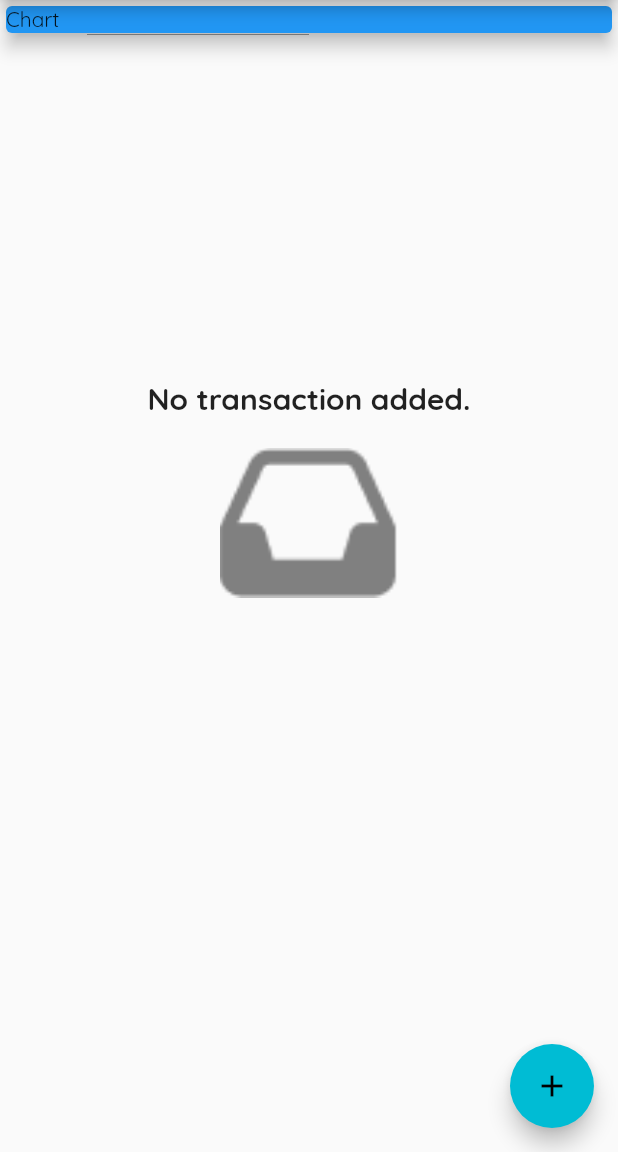
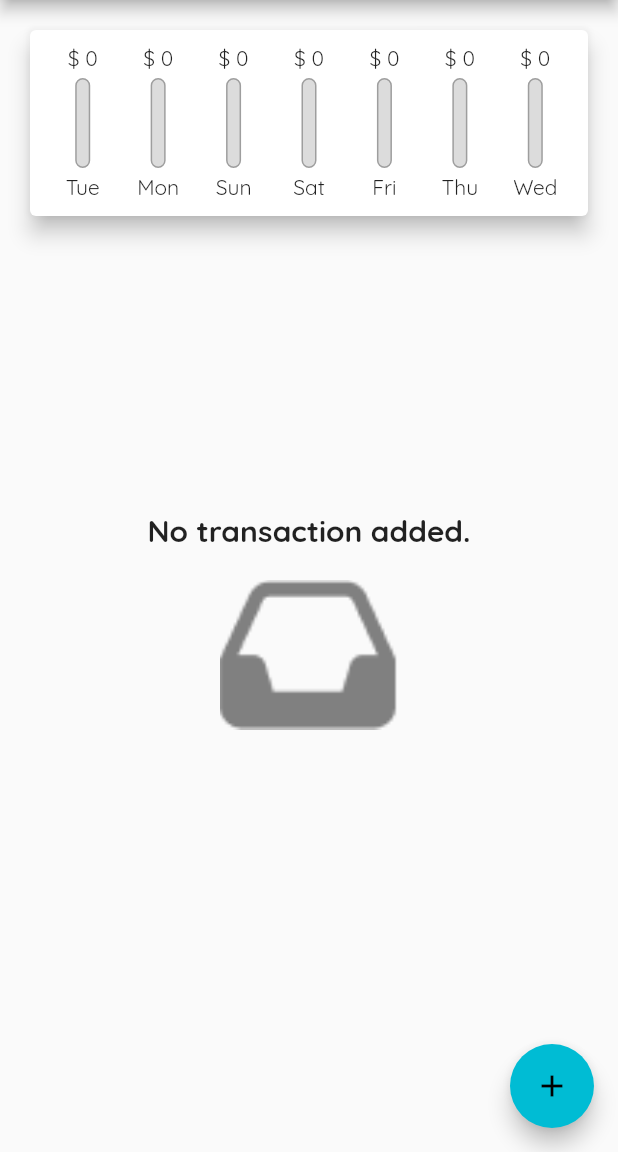
Before and after one commit to riadahmedzakir/flutter-expense-planner, a Flutter app: the screen it shows after launch, on a phone screen of 412 x 824 dp, the part 84-1236 px from its top. Run offline on Flutter 3.47's test engine with Material 2 defaults, Android fonts, the phone set to English and light mode, and no system bars.

Commit message:
Added chart

```diff
--- a/lib/widgets/home.dart
+++ b/lib/widgets/home.dart
@@ -10,9 +10,15 @@ class Home extends StatefulWidget {
 }
 
 class _HomeState extends State<Home> {
-  final List<Transaction> _transactions = [
+  final List<Transaction> _transactions = [];
 
-  ];
+  List<Transaction>? get _recentTranasctions {
+    var x = _transactions.where((tx) {
+      return tx.date.isAfter(DateTime.now().subtract(Duration(days: 7)));
+    });
+
+    return x.toList();
+  }
 
   void _addNewTransaction(String title, double amount) {
     final newTransaction = Transaction(
@@ -48,7 +54,7 @@ class _HomeState extends State<Home> {
         child: Column(
             mainAxisAlignment: MainAxisAlignment.start,
             children: <Widget>[
-              TransactionChart(),
+              TransactionChart(_recentTranasctions!),
               TransactionList(_transactions, _addNewTransaction)
             ]),
       ),
--- a/lib/widgets/transaction_chart.dart
+++ b/lib/widgets/transaction_chart.dart
@@ -1,14 +1,60 @@
 import 'package:flutter/material.dart';
+import 'package:flutter_expense_planner/models/transaction.dart';
+import 'package:flutter_expense_planner/widgets/transaction_chart_bar.dart';
+import 'package:intl/intl.dart';
 
 class TransactionChart extends StatelessWidget {
+  final List<Transaction> recentTransactions;
+
+  List<Map<String, Object>> get groupedTransactionValues {
+    return List.generate(7, (index) {
+      final weekDay = DateTime.now().subtract(Duration(days: index));
+      double totalSum = 0;
+
+      for (var i = 0; i < recentTransactions.length; i++) {
+        if (recentTransactions[i].date.day == weekDay.day &&
+            recentTransactions[i].date.month == weekDay.month &&
+            recentTransactions[i].date.year == weekDay.year) {
+          totalSum += recentTransactions[i].amount;
+        }
+      }
+
+      return {'day': DateFormat.E().format(weekDay), 'amount': totalSum};
+    });
+  }
+
+  double get maxSpending {
+    return groupedTransactionValues.fold(
+        0.0,
+        (previousValue, element) =>
+            previousValue + (element['amount'] as double));
+  }
+
+  TransactionChart(this.recentTransactions);
+
   @override
   Widget build(BuildContext context) {
-    return Container(
-        width: double.infinity,
-        child: const Card(
-          color: Colors.blue,
-          child: Text('Chart'),
-          elevation: 5,
-        ));
+    return Card(
+      elevation: 6,
+      margin: EdgeInsets.all(20),
+      child: Padding(
+        padding: EdgeInsets.all(10),
+        child: Row(
+          mainAxisAlignment: MainAxisAlignment.spaceAround,
+          children: groupedTransactionValues.map((data) {
+            return Flexible(
+              fit: FlexFit.tight,
+              child: TransactionChartBar(
+                data['day'] as String,
+                data['amount'] as double,
+                maxSpending == 0.0
+                    ? 0.0
+                    : (data['amount'] as double) / maxSpending,
+              ),
+            );
+          }).toList(),
+        ),
+      ),
+    );
   }
 }
--- /dev/null
+++ b/lib/widgets/transaction_chart_bar.dart
@@ -0,0 +1,51 @@
+// ignore_for_file: prefer_const_constructors
+
+import 'package:flutter/material.dart';
+
+class TransactionChartBar extends StatelessWidget {
+  final String label;
+  final double spendingAmount;
+  final double spendingTotal;
+
+  TransactionChartBar(this.label, this.spendingAmount, this.spendingTotal);
+
+  @override
+  Widget build(BuildContext context) {
+    return Column(
+      children: <Widget>[
+        FittedBox(
+          child: Text('\$ ${spendingAmount.toStringAsFixed(0)}'),
+        ),
+        SizedBox(
+          height: 4,
+        ),
+        Container(
+          height: 60,
+          width: 10,
+          child: Stack(
+            children: <Widget>[
+              Container(
+                decoration: BoxDecoration(
+                    border: Border.all(color: Colors.grey, width: 1.0),
+                    color: Color.fromRGBO(220, 220, 220, 1),
+                    borderRadius: BorderRadius.circular(10)),
+              ),
+              FractionallySizedBox(
+                heightFactor: spendingTotal,
+                child: Container(
+                  decoration: BoxDecoration(
+                      color: Theme.of(context).primaryColor,
+                      borderRadius: BorderRadius.circular(10)),
+                ),
+              )
+            ],
+          ),
+        ),
+        SizedBox(
+          height: 4,
+        ),
+        Text(label)
+      ],
+    );
+  }
+}
--- a/lib/widgets/transaction_list.dart
+++ b/lib/widgets/transaction_list.dart
@@ -1,6 +1,7 @@
+// ignore_for_file: prefer_const_constructors
+
 import 'package:flutter/material.dart';
 import 'package:flutter_expense_planner/models/transaction.dart';
-import 'package:flutter_expense_planner/widgets/transaction_add.dart';
 import 'package:flutter_expense_planner/widgets/transaction_card.dart';
 
 class TransactionList extends StatefulWidget {
@@ -18,7 +19,7 @@ class _TransactionListState extends State<TransactionList> {
   Widget build(BuildContext context) {
     return widget._transactions.isEmpty
         ? Container(
-            height: 600,
+            height: 500,
             child: Column(
               mainAxisAlignment: MainAxisAlignment.center,
               children: <Widget>[
```
